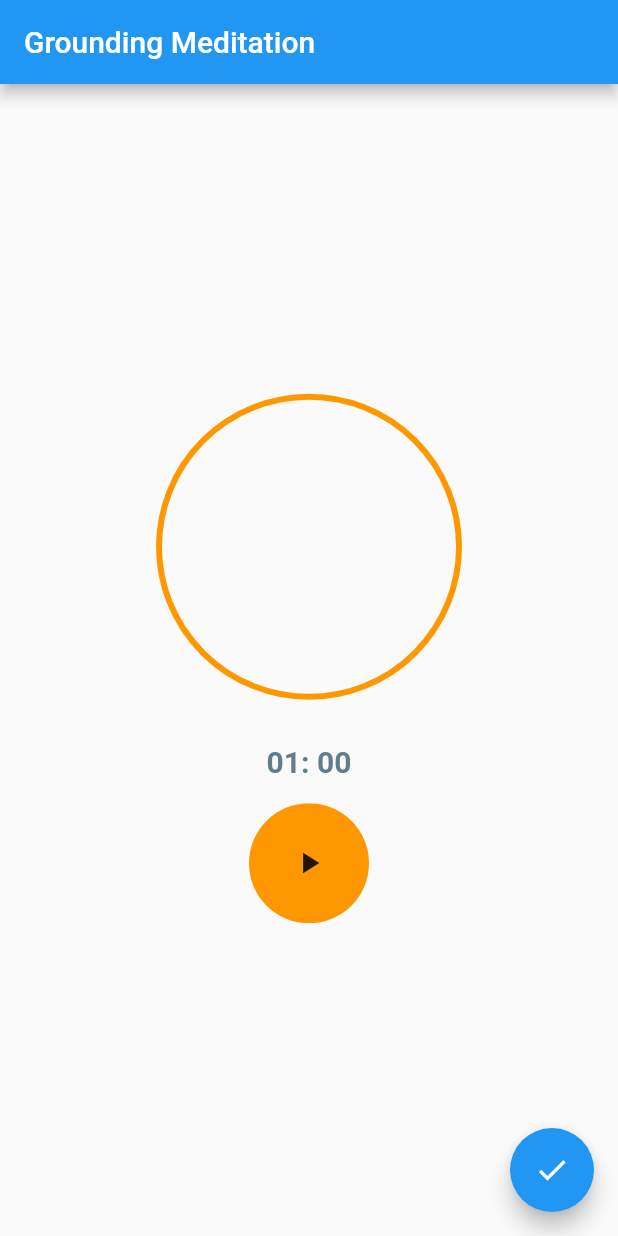
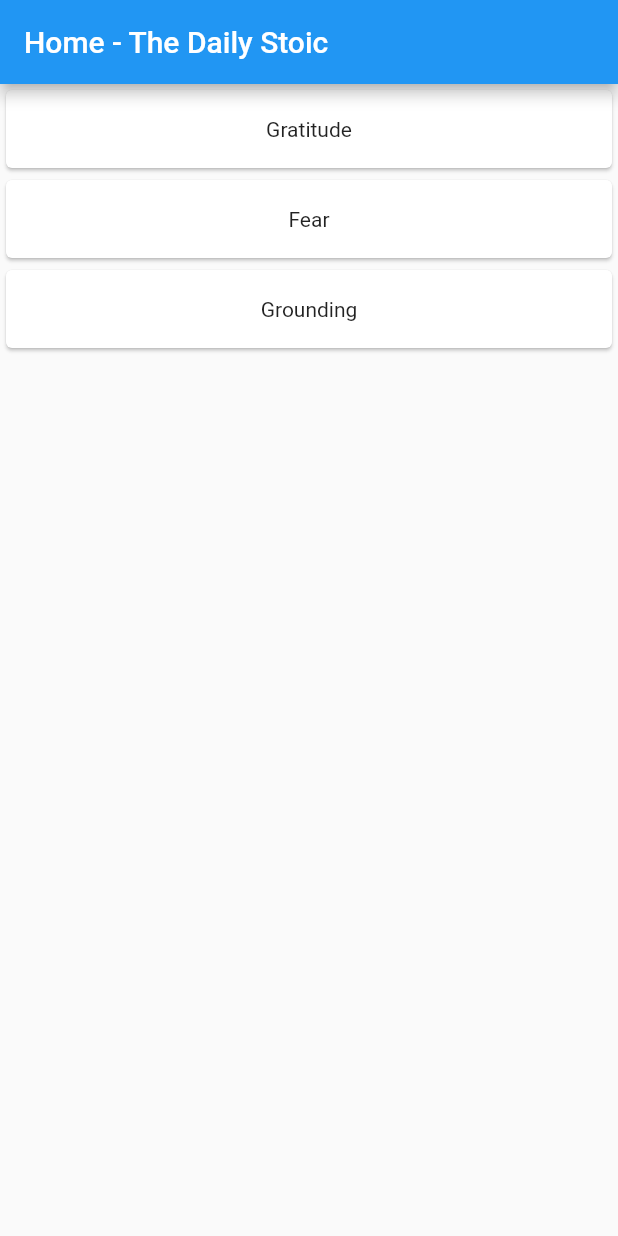
Before and after one commit to valerianaGit/3ThingsFlutter, a Flutter app: the screen it shows after launch, on a phone screen of 412 x 824 dp. Run offline on Flutter 3.47's test engine with Material 2 defaults, Android fonts, the phone set to English and light mode, and no system bars.

Commit message:
create named routes

```diff
--- a/lib/main.dart
+++ b/lib/main.dart
@@ -1,5 +1,6 @@
 import 'package:flutter/material.dart';
 import 'screens/grounding_screen.dart';
+import 'screens/home_daily_stoic_screen.dart';
 
 void main() {
   runApp(MyApp());
@@ -10,12 +11,12 @@
   @override
   Widget build(BuildContext context) {
     return MaterialApp(
-      title: 'Flutter Demo',
-      theme: ThemeData(
-        primarySwatch: Colors.blue,
-      ),
-      home: OtpTimer(), //HomePage(),
-    );
+        title: 'Flutter Demo',
+        theme: ThemeData(
+          primarySwatch: Colors.blue,
+        ),
+        home: HomeDailyStoic() //OtpTimer(), //HomePage(),
+        );
   }
 }
 
--- a/lib/screens/grounding_screen.dart
+++ b/lib/screens/grounding_screen.dart
@@ -1,5 +1,4 @@
 import 'dart:async';
-
 import 'package:flutter/material.dart';
 
 class OtpTimer extends StatefulWidget {
--- a/lib/screens/home_daily_stoic_screen.dart
+++ b/lib/screens/home_daily_stoic_screen.dart
@@ -0,0 +1,45 @@
+import 'package:flutter/material.dart';
+
+class HomeDailyStoic extends StatelessWidget {
+  const HomeDailyStoic({Key key}) : super(key: key);
+
+  @override
+  Widget build(BuildContext context) {
+    return Container(
+        child: Scaffold(
+      appBar: AppBar(
+        title: Text('Home - The Daily Stoic'),
+      ),
+      body: SafeArea(
+          child: ListView(
+        children: [
+          SizedBox(
+            height: 60.0,
+            child: Card(
+              child: Center(child: Text('Gratitude')),
+            ),
+          ),
+          SizedBox(
+            height: 60.0,
+            child: Card(
+              child: Center(child: Text('Fear')),
+            ),
+          ),
+          SizedBox(
+            height: 60.0,
+            child: Card(
+              child: Center(child: Text('Grounding')),
+            ),
+          ),
+
+          // Card(
+          //   child: Text('Fear'),
+          // ),
+          // Card(
+          //   child: Text('Grounding'),
+          // ),
+        ],
+      )),
+    ));
+  }
+}
--- a/lib/utilities/strings.dart
+++ b/lib/utilities/strings.dart
@@ -0,0 +1,7 @@
+class Strings {
+//MARK: - Named Routes
+  static const String homePage = "/";
+  static const String gratitudePage = "/gratitude";
+  static const String fearPage = "/fear";
+  static const String groundingPage = "/grounding";
+}
```
Also changed, not shown: lib/screens/fear_screen.dart (+12 -0 lines), lib/screens/gratitude_screen.dart (+12 -0 lines).
